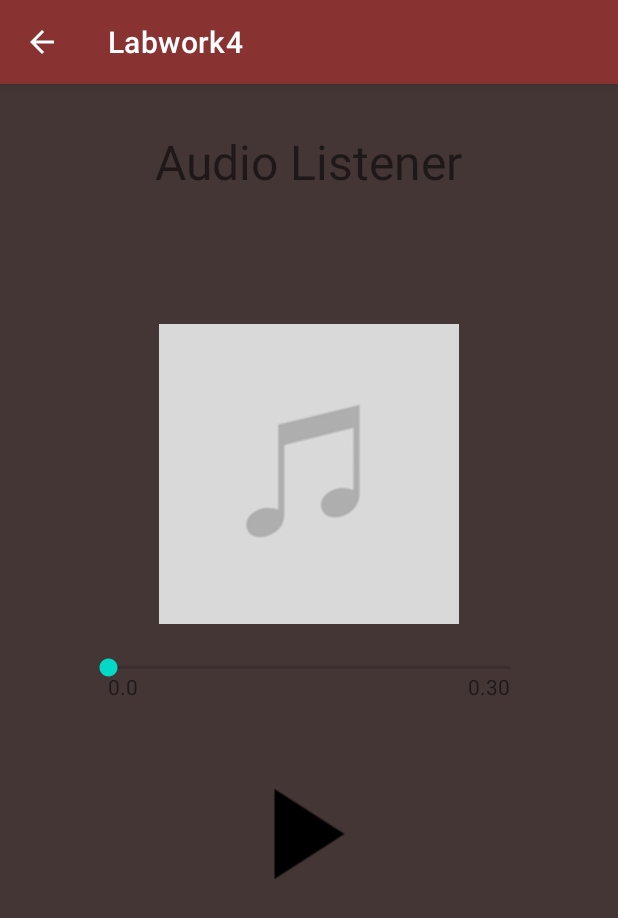
After one commit to lordoleksiy/Android-Labwork4, an Android app: the fragment AudioFragment placed in its activity, on a phone screen of 412 x 824 dp. The commit adds this screen. Shown: the top 918 px of the screen. Run offline under Robolectric (Android 15) with nearby library versions, the phone set to English and light mode, and no system bars.

Commit message:
mb final v

```diff
--- /dev/null
+++ b/app/src/main/java/com/example/labwork4/fragments/AudioFragment.kt
@@ -0,0 +1,92 @@
+package com.example.labwork4.fragments
+
+import android.annotation.SuppressLint
+import android.media.MediaPlayer
+import android.os.Bundle
+import androidx.fragment.app.Fragment
+import android.view.LayoutInflater
+import android.view.View
+import android.view.ViewGroup
+import android.widget.ImageButton
+import android.widget.SeekBar
+import android.widget.TextView
+import com.example.labwork4.Data
+import com.example.labwork4.R
+import kotlinx.coroutines.coroutineScope
+import kotlinx.coroutines.runBlocking
+
+class AudioFragment : Fragment() {
+    private lateinit var mp: MediaPlayer
+    private lateinit var timeBar: SeekBar
+    private val data = Data.newInstance()
+    override fun onCreateView(
+        inflater: LayoutInflater, container: ViewGroup?,
+        savedInstanceState: Bundle?
+    ): View? {
+        return inflater.inflate(R.layout.fragment_audio, container, false)
+    }
+
+    @SuppressLint("SetTextI18n")
+    override fun onStart() {
+        super.onStart()
+        data.fragment = this
+        data.actionBar?.show()
+        data.actionBar?.setDisplayHomeAsUpEnabled(true)
+
+        requireActivity().findViewById<ImageButton>(R.id.playButton).setOnClickListener{
+            startAudio()
+        }
+
+        timeBar = requireActivity().findViewById(R.id.timeBar)
+        val textView = requireActivity().findViewById<TextView>(R.id.textStartTime)
+        mp = MediaPlayer.create(context, data.uri)
+        mp.isLooping = true
+        mp.setVolume(1f, 1f)
+        requireActivity().findViewById<TextView>(R.id.textEndTime).text = "${mp.duration/1000/60}.${mp.duration/1000%60}"
+        timeBar.max = mp.duration
+
+        timeBar.setOnSeekBarChangeListener(
+            object: SeekBar.OnSeekBarChangeListener{
+                override fun onProgressChanged(seekBar: SeekBar?, progress: Int, fromUser: Boolean) {
+                    if (fromUser){
+                        mp.seekTo(progress)
+                    }
+                }
+                override fun onStartTrackingTouch(p0: SeekBar?) {}
+
+                override fun onStopTrackingTouch(p0: SeekBar?) {}
+            } )
+        Thread(Runnable{
+            while (mp.isLooping){
+                timeBar.progress =  mp.currentPosition
+
+                activity?.runOnUiThread(Runnable {
+                    textView.text = "${mp.currentPosition/1000/60}.${mp.currentPosition/1000%60}"
+                })
+                Thread.sleep(1000)
+            }
+        }).start()
+    }
+
+    override fun onStop() {
+        super.onStop()
+        mp.reset()
+    }
+
+    fun startAudio(){
+        val imageButton: ImageButton = requireActivity().findViewById(R.id.playButton)
+        if (mp.isPlaying){
+            mp.pause()
+            imageButton.setImageResource(R.drawable.play)
+        }
+        else{
+            mp.start()
+            imageButton.setImageResource(R.drawable.stop)
+        }
+    }
+
+    companion object{
+        @JvmStatic
+        fun newInstance() = AudioFragment()
+    }
+}
--- a/app/src/main/java/com/example/labwork4/fragments/MainFragment.kt
+++ b/app/src/main/java/com/example/labwork4/fragments/MainFragment.kt
@@ -4,6 +4,7 @@ package com.example.labwork4.fragments
 import android.content.Context
 import android.net.Uri
 import android.os.Bundle
+import android.util.Log
 import android.view.LayoutInflater
 import android.view.View
 import android.view.ViewGroup
@@ -47,6 +48,14 @@ class MainFragment : Fragment() {
             data.uri = it
             onFragmentChange.changeFragment(VideoFragment())
         }
+        val getAudioUri = registerForActivityResult(ActivityResultContracts.GetContent()) {
+            if (it == null){
+                Toast.makeText(context, "No file is chosen!", Toast.LENGTH_SHORT).show()
+                return@registerForActivityResult
+            }
+            data.uri = it
+            onFragmentChange.changeFragment(AudioFragment())
+        }
 
         val editText: EditText = view.findViewById(R.id.editText)
 
@@ -56,8 +65,17 @@ class MainFragment : Fragment() {
         }
 
         view.findViewById<Button>(R.id.exampleVideoButton).setOnClickListener{
-            data.uri = Uri.parse("android.resource://" + context?.packageName + "/" + R.raw.testvideo)
+            data.uri = Uri.parse("android.resource://${context?.packageName}/${R.raw.testvideo}")
             onFragmentChange.changeFragment(VideoFragment())
+        }
+
+        view.findViewById<Button>(R.id.audioFileButton).setOnClickListener {
+            getAudioUri.launch("audio/mpeg")
+        }
+
+        view.findViewById<Button>(R.id.exampleAudioButton).setOnClickListener {
+            data.uri = Uri.parse("android.resource://${context?.packageName}/${R.raw.testaudio}")
+            onFragmentChange.changeFragment(AudioFragment())
         }
 
         view.findViewById<Button>(R.id.internetVideoButton).setOnClickListener{
@@ -66,5 +84,12 @@ class MainFragment : Fragment() {
             data.uri = Uri.parse(link)
             onFragmentChange.changeFragment(VideoFragment())
         }
+
+        view.findViewById<Button>(R.id.internetAudioButton).setOnClickListener {
+            val link = editText.text.toString()
+            if (link.isEmpty()) return@setOnClickListener
+            data.uri = Uri.parse(link)
+            onFragmentChange.changeFragment(AudioFragment())
+        }
     }
 }
--- a/app/src/main/java/com/example/labwork4/fragments/VideoFragment.kt
+++ b/app/src/main/java/com/example/labwork4/fragments/VideoFragment.kt
@@ -16,9 +16,7 @@ import android.widget.LinearLayout
 import android.widget.MediaController
 import android.widget.Toast
 import android.widget.VideoView
-import androidx.appcompat.app.ActionBar
 import com.example.labwork4.Data
-import com.example.labwork4.MainActivity
 import com.example.labwork4.R
 
 
@@ -67,4 +65,9 @@ class VideoFragment : Fragment() {
             Toast.makeText(context, "Something went wrong!", Toast.LENGTH_SHORT).show()
         }
     }
+
+    companion object{
+        @JvmStatic
+        fun newInstance() = VideoFragment()
+    }
 }
--- /dev/null
+++ b/app/src/main/res/layout/fragment_audio.xml
@@ -0,0 +1,61 @@
+<?xml version="1.0" encoding="utf-8"?>
+<FrameLayout xmlns:android="http://schemas.android.com/apk/res/android"
+    xmlns:app="http://schemas.android.com/apk/res-auto"
+    xmlns:tools="http://schemas.android.com/tools"
+    android:layout_width="match_parent"
+    android:layout_height="match_parent"
+    tools:context=".fragments.AudioFragment">
+
+    <TextView
+        android:id="@+id/textView2"
+        android:layout_width="wrap_content"
+        android:layout_height="wrap_content"
+        android:text="@string/audio_listener"
+        android:layout_gravity="center_horizontal"
+        android:textSize="32sp"
+        android:layout_marginTop="30dp"/>
+
+    <ImageView
+        android:id="@+id/imageView"
+        android:layout_width="wrap_content"
+        android:layout_height="wrap_content"
+        android:src="@drawable/image"
+        android:layout_gravity="center_horizontal"
+        android:layout_marginTop="160dp"/>
+
+    <SeekBar
+        android:id="@+id/timeBar"
+        android:layout_width="300dp"
+        android:layout_height="wrap_content"
+        android:layout_gravity="center_horizontal"
+        android:layout_marginTop="380dp" />
+
+    <LinearLayout
+        android:layout_width="wrap_content"
+        android:layout_height="wrap_content"
+        android:orientation="horizontal"
+        android:layout_marginTop="392dp"
+        android:layout_gravity="center_horizontal">
+        <TextView
+            android:id="@+id/textStartTime"
+            android:layout_width="wrap_content"
+            android:layout_height="wrap_content"
+            android:text="0.00"/>
+        <TextView
+            android:id="@+id/textEndTime"
+            android:layout_width="wrap_content"
+            android:layout_height="wrap_content"
+            android:layout_marginLeft="220dp"
+            android:text="20.22"/>
+    </LinearLayout>
+
+    <ImageButton
+        android:id="@+id/playButton"
+        android:layout_width="wrap_content"
+        android:layout_height="wrap_content"
+        android:layout_gravity="center_horizontal"
+        android:layout_marginTop="470dp"
+        android:background="@android:color/transparent"
+        android:src="@drawable/play"
+        tools:ignore="SpeakableTextPresentCheck" />
+</FrameLayout>
--- a/app/src/main/res/values/strings.xml
+++ b/app/src/main/res/values/strings.xml
@@ -4,4 +4,5 @@
     <string name="height">wrap-content</string>
     <!-- TODO: Remove or change this placeholder text -->
     <string name="hello_blank_fragment">Hello blank fragment</string>
+    <string name="audio_listener">Audio Listener</string>
 </resources>
```
Also changed, not shown: app/src/main/res/drawable/image.png (added), app/src/main/res/drawable/play.png (added), app/src/main/res/drawable/stop.png (added), 1 other file.
